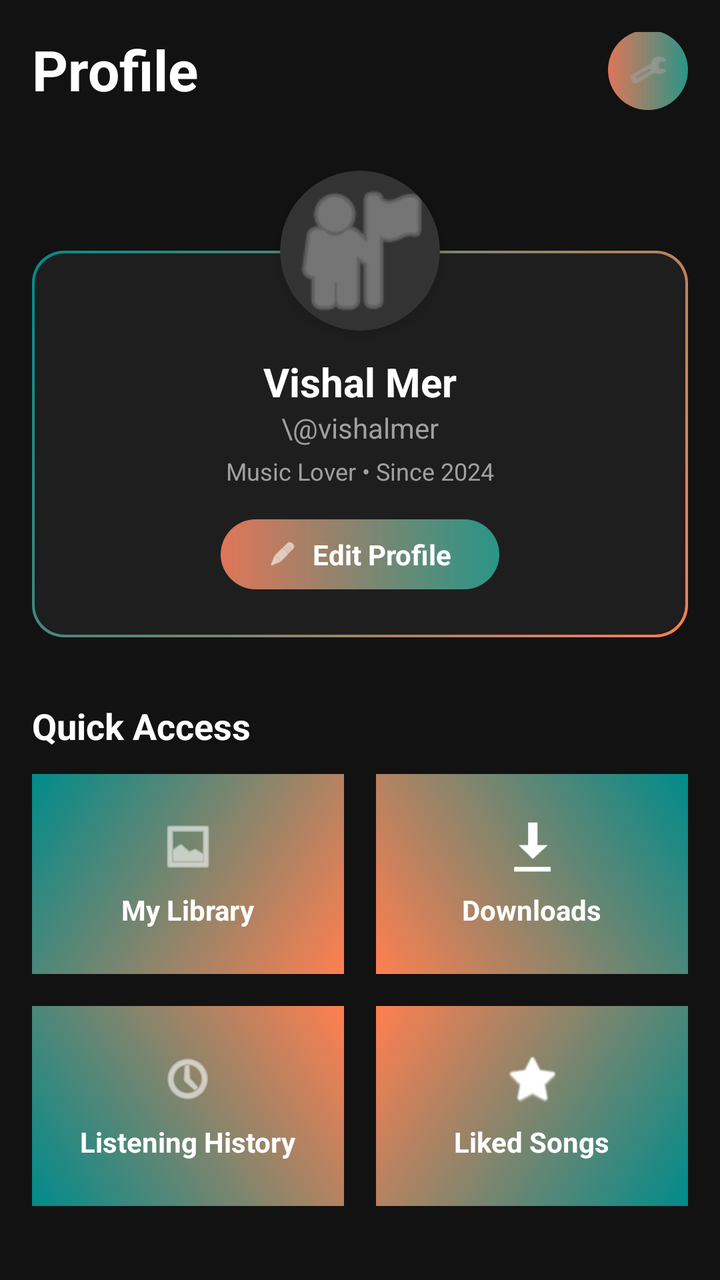
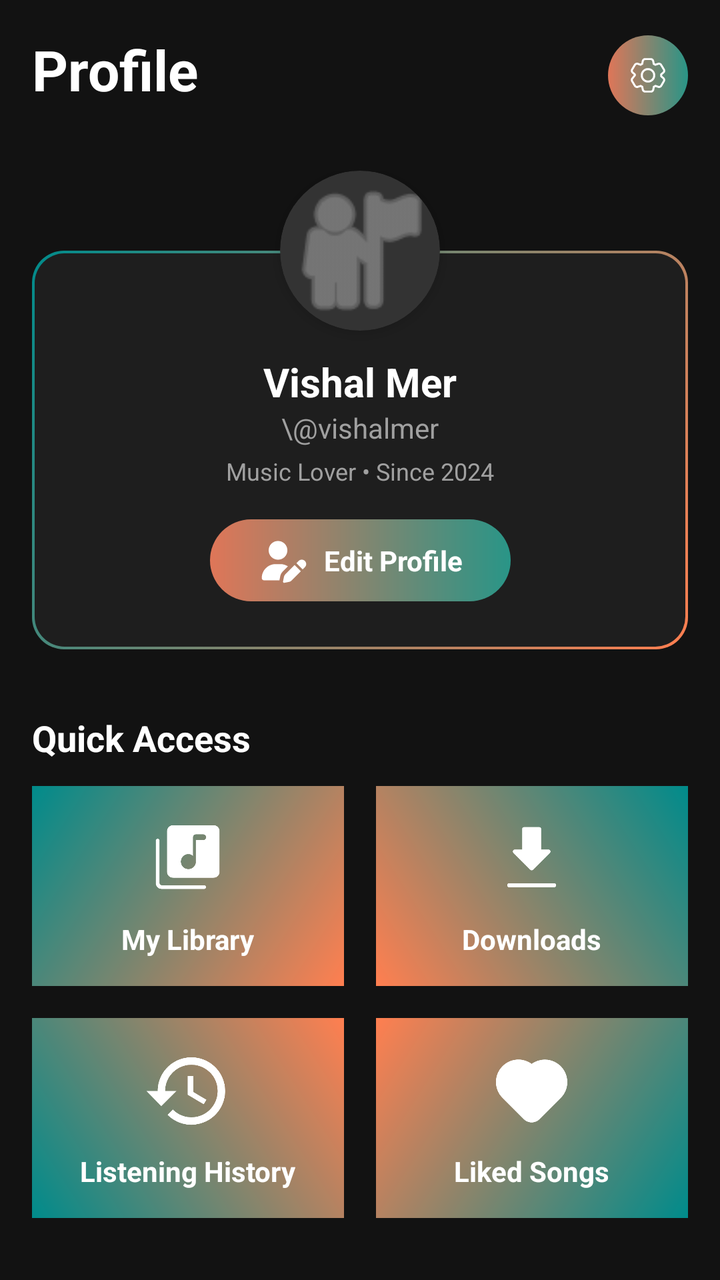

Before-and-after screenshots of an Android layout around one commit, followed by the original layout XML and the change that was made.
<!-- AndroidManifest.xml: application theme Theme.ViBePlayer -->
<!-- res/layout/fragment_profile.xml -->
<?xml version="1.0" encoding="utf-8"?>
<androidx.core.widget.NestedScrollView xmlns:android="http://schemas.android.com/apk/res/android"
    xmlns:app="http://schemas.android.com/apk/res-auto"
    xmlns:tools="http://schemas.android.com/tools"
    android:layout_width="match_parent"
    android:layout_height="match_parent"
    android:background="@color/vibe_black"
    android:clipToPadding="false"
    android:paddingBottom="120dp">

    <androidx.constraintlayout.widget.ConstraintLayout
        android:layout_width="match_parent"
        android:layout_height="wrap_content"
        android:padding="16dp">

        <TextView
            android:id="@+id/txtProfileTitle"
            android:layout_width="wrap_content"
            android:layout_height="wrap_content"
            android:text="Profile"
            android:textColor="@color/white"
            android:textSize="28sp"
            android:textStyle="bold"
            app:layout_constraintStart_toStartOf="parent"
            app:layout_constraintTop_toTopOf="parent" />

        <FrameLayout
            android:id="@+id/btnSettings"
            android:layout_width="40dp"
            android:layout_height="40dp"
            android:background="@drawable/bg_chip_outline"
            app:layout_constraintBottom_toBottomOf="@id/txtProfileTitle"
            app:layout_constraintEnd_toEndOf="parent"
            app:layout_constraintTop_toTopOf="@id/txtProfileTitle">

            <ImageView
                android:layout_width="20dp"
                android:layout_height="20dp"
                android:layout_gravity="center"
                android:src="@android:drawable/ic_menu_manage"
                app:tint="#A0A0A0" />
        </FrameLayout>

        <androidx.constraintlayout.widget.ConstraintLayout
            android:id="@+id/layoutProfileCard"
            android:layout_width="match_parent"
            android:layout_height="wrap_content"
            android:layout_marginTop="32dp"
            app:layout_constraintTop_toBottomOf="@id/txtProfileTitle">

            <View
                android:id="@+id/cardBackground"
                android:layout_width="match_parent"
                android:layout_height="0dp"
                android:background="@drawable/bg_profile_card_border"
                app:layout_constraintBottom_toBottomOf="parent"
                app:layout_constraintTop_toBottomOf="@+id/guidelineAvatarCenter" />

            <androidx.constraintlayout.widget.Guideline
                android:id="@+id/guidelineAvatarCenter"
                android:layout_width="wrap_content"
                android:layout_height="wrap_content"
                android:orientation="horizontal"
                app:layout_constraintGuide_begin="40dp" />

            <androidx.cardview.widget.CardView
                android:id="@+id/cardAvatar"
                android:layout_width="80dp"
                android:layout_height="80dp"
                app:cardBackgroundColor="#333333"
                app:cardCornerRadius="40dp"
                app:cardElevation="4dp"
                app:layout_constraintEnd_toEndOf="parent"
                app:layout_constraintStart_toStartOf="parent"
                app:layout_constraintTop_toTopOf="parent">

                <ImageView
                    android:id="@+id/imgAvatar"
                    android:layout_width="match_parent"
                    android:layout_height="match_parent"
                    android:scaleType="centerCrop"
                    android:src="@android:drawable/ic_menu_myplaces"
                    app:tint="#A0A0A0" />
            </androidx.cardview.widget.CardView>

            <TextView
                android:id="@+id/txtUserName"
                android:layout_width="wrap_content"
                android:layout_height="wrap_content"
                android:layout_marginTop="12dp"
                android:text="Vishal Mer"
                android:textColor="@color/white"
                android:textSize="20sp"
                android:textStyle="bold"
                app:layout_constraintEnd_toEndOf="parent"
                app:layout_constraintStart_toStartOf="parent"
                app:layout_constraintTop_toBottomOf="@id/cardAvatar" />

            <TextView
                android:id="@+id/txtUserHandle"
                android:layout_width="wrap_content"
                android:layout_height="wrap_content"
                android:text="\@vishalmer"
                android:textColor="#A0A0A0"
                android:textSize="14sp"
                app:layout_constraintEnd_toEndOf="parent"
                app:layout_constraintStart_toStartOf="parent"
                app:layout_constraintTop_toBottomOf="@id/txtUserName" />

            <TextView
                android:id="@+id/txtUserSubtitle"
                android:layout_width="wrap_content"
                android:layout_height="wrap_content"
                android:layout_marginTop="4dp"
                android:text="Music Lover • Since 2024"
                android:textColor="#A0A0A0"
                android:textSize="12sp"
                app:layout_constraintEnd_toEndOf="parent"
                app:layout_constraintStart_toStartOf="parent"
                app:layout_constraintTop_toBottomOf="@id/txtUserHandle" />

            <LinearLayout
                android:id="@+id/btnEditProfile"
                android:layout_width="wrap_content"
                android:layout_height="wrap_content"
                android:layout_marginTop="16dp"
                android:layout_marginBottom="24dp"
                android:background="@drawable/bg_chip_outline"
                android:gravity="center"
                android:orientation="horizontal"
                android:paddingHorizontal="24dp"
                android:paddingVertical="8dp"
                app:layout_constraintBottom_toBottomOf="parent"
                app:layout_constraintEnd_toEndOf="parent"
                app:layout_constraintStart_toStartOf="parent"
                app:layout_constraintTop_toBottomOf="@id/txtUserSubtitle">

                <ImageView
                    android:layout_width="14dp"
                    android:layout_height="14dp"
                    android:src="@android:drawable/ic_menu_edit"
                    app:tint="@color/white" />

                <TextView
                    android:layout_width="wrap_content"
                    android:layout_height="wrap_content"
                    android:layout_marginStart="8dp"
                    android:text="Edit Profile"
                    android:textColor="@color/white"
                    android:textSize="14sp"
                    android:textStyle="bold" />
            </LinearLayout>
        </androidx.constraintlayout.widget.ConstraintLayout>

        <TextView
            android:id="@+id/txtQuickAccess"
            android:layout_width="wrap_content"
            android:layout_height="wrap_content"
            android:layout_marginTop="32dp"
            android:text="Quick Access"
            android:textColor="@color/white"
            android:textSize="18sp"
            android:textStyle="bold"
            app:layout_constraintStart_toStartOf="parent"
            app:layout_constraintTop_toBottomOf="@id/layoutProfileCard" />

        <LinearLayout
            android:id="@+id/gridRow1"
            android:layout_width="match_parent"
            android:layout_height="100dp"
            android:layout_marginTop="12dp"
            android:orientation="horizontal"
            app:layout_constraintTop_toBottomOf="@id/txtQuickAccess">

            <LinearLayout
                android:layout_width="0dp"
                android:layout_height="match_parent"
                android:layout_marginEnd="8dp"
                android:layout_weight="1"
                android:background="@drawable/bg_gradient_tl_to_br"
                android:gravity="center"
                android:orientation="vertical">

                <ImageView
                    android:layout_width="28dp"
                    android:layout_height="28dp"
                    android:src="@android:drawable/ic_menu_gallery"
                    app:tint="@color/white" />

                <TextView
                    android:layout_width="wrap_content"
                    android:layout_height="wrap_content"
                    android:layout_marginTop="8dp"
                    android:text="My Library"
                    android:textColor="@color/white"
                    android:textSize="14sp"
                    android:textStyle="bold" />
            </LinearLayout>

            <LinearLayout
                android:layout_width="0dp"
                android:layout_height="match_parent"
                android:layout_marginStart="8dp"
                android:layout_weight="1"
                android:background="@drawable/bg_gradient_tr_to_bl"
                android:gravity="center"
                android:orientation="vertical">

                <ImageView
                    android:layout_width="28dp"
                    android:layout_height="28dp"
                    android:src="@android:drawable/stat_sys_download"
                    app:tint="@color/white" />

                <TextView
                    android:layout_width="wrap_content"
                    android:layout_height="wrap_content"
                    android:layout_marginTop="8dp"
                    android:text="Downloads"
                    android:textColor="@color/white"
                    android:textSize="14sp"
                    android:textStyle="bold" />
            </LinearLayout>
        </LinearLayout>

        <LinearLayout
            android:id="@+id/gridRow2"
            android:layout_width="match_parent"
            android:layout_height="100dp"
            android:layout_marginTop="16dp"
            android:orientation="horizontal"
            app:layout_constraintTop_toBottomOf="@id/gridRow1">

            <LinearLayout
                android:layout_width="0dp"
                android:layout_height="match_parent"
                android:layout_marginEnd="8dp"
                android:layout_weight="1"
                android:background="@drawable/bg_gradient_bl_to_tr"
                android:gravity="center"
                android:orientation="vertical">

                <ImageView
                    android:layout_width="28dp"
                    android:layout_height="28dp"
                    android:src="@android:drawable/ic_menu_recent_history"
                    app:tint="@color/white" />

                <TextView
                    android:layout_width="wrap_content"
                    android:layout_height="wrap_content"
                    android:layout_marginTop="8dp"
                    android:text="Listening History"
                    android:textColor="@color/white"
                    android:textSize="14sp"
                    android:textStyle="bold" />
            </LinearLayout>

            <LinearLayout
                android:layout_width="0dp"
                android:layout_height="match_parent"
                android:layout_marginStart="8dp"
                android:layout_weight="1"
                android:background="@drawable/bg_gradient_br_to_tl"
                android:gravity="center"
                android:orientation="vertical">

                <ImageView
                    android:layout_width="28dp"
                    android:layout_height="28dp"
                    android:src="@android:drawable/btn_star_big_on"
                    app:tint="@color/white" />

                <TextView
                    android:layout_width="wrap_content"
                    android:layout_height="wrap_content"
                    android:layout_marginTop="8dp"
                    android:text="Liked Songs"
                    android:textColor="@color/white"
                    android:textSize="14sp"
                    android:textStyle="bold" />
            </LinearLayout>
        </LinearLayout>

        <TextView
            android:id="@+id/txtMostPlayed"
            android:layout_width="wrap_content"
            android:layout_height="wrap_content"
            android:layout_marginTop="32dp"
            android:text="Most Played"
            android:textColor="@color/white"
            android:textSize="18sp"
            android:textStyle="bold"
            app:layout_constraintStart_toStartOf="parent"
            app:layout_constraintTop_toBottomOf="@id/gridRow2" />

        <androidx.recyclerview.widget.RecyclerView
            android:id="@+id/rvMostPlayedProfile"
            android:layout_width="match_parent"
            android:layout_height="wrap_content"
            android:layout_marginTop="12dp"
            android:clipToPadding="false"
            android:orientation="horizontal"
            app:layoutManager="androidx.recyclerview.widget.LinearLayoutManager"
            app:layout_constraintTop_toBottomOf="@id/txtMostPlayed"
            tools:itemCount="5"
            tools:listitem="@layout/item_song_card_square" />

    </androidx.constraintlayout.widget.ConstraintLayout>
</androidx.core.widget.NestedScrollView>
<!-- res/layout/item_song_card_square.xml (included above) -->
<?xml version="1.0" encoding="utf-8"?>
<LinearLayout xmlns:android="http://schemas.android.com/apk/res/android"
    xmlns:app="http://schemas.android.com/apk/res-auto"
    android:layout_width="140dp"
    android:layout_height="wrap_content"
    android:layout_marginEnd="16dp"
    android:orientation="vertical"
    android:background="@android:color/transparent">

    <androidx.cardview.widget.CardView
        android:layout_width="140dp"
        android:layout_height="140dp"
        app:cardCornerRadius="12dp"
        app:cardElevation="0dp"
        app:cardBackgroundColor="#1E1E1E"> <ImageView
        android:id="@+id/imgSquareArt"
        android:layout_width="match_parent"
        android:layout_height="match_parent"
        android:scaleType="centerCrop"
        android:src="@android:drawable/ic_menu_gallery" />

    </androidx.cardview.widget.CardView>

    <TextView
        android:id="@+id/txtSquareTitle"
        android:layout_width="match_parent"
        android:layout_height="wrap_content"
        android:layout_marginTop="8dp"
        android:layout_marginBottom="8dp"
        android:ellipsize="marquee"
        android:singleLine="true"
        android:marqueeRepeatLimit="marquee_forever"
        android:text="Song Title"
        android:textColor="@color/white"
        android:textSize="14sp"
        android:textStyle="bold"
        android:gravity="center_horizontal" />

</LinearLayout>
<!-- resources referenced by this layout -->
<resources>
  <!-- unchanged entries left out for length: 10 -->
</resources>

<!-- the commit's change to res/layout/fragment_profile.xml (unified diff, before → after) -->
@@ -28,6 +28,7 @@
             android:id="@+id/btnSettings"
             android:layout_width="40dp"
             android:layout_height="40dp"
+            android:layout_marginTop="6dp"
             android:background="@drawable/bg_chip_outline"
             app:layout_constraintBottom_toBottomOf="@id/txtProfileTitle"
             app:layout_constraintEnd_toEndOf="parent"
@@ -37,8 +38,8 @@
                 android:layout_width="20dp"
                 android:layout_height="20dp"
                 android:layout_gravity="center"
-                android:src="@android:drawable/ic_menu_manage"
-                app:tint="#A0A0A0" />
+                android:src="@drawable/ic_settings"
+                app:tint="#ffffff" />
         </FrameLayout>
 
         <androidx.constraintlayout.widget.ConstraintLayout
@@ -136,9 +137,9 @@
                 app:layout_constraintTop_toBottomOf="@id/txtUserSubtitle">
 
                 <ImageView
-                    android:layout_width="14dp"
-                    android:layout_height="14dp"
-                    android:src="@android:drawable/ic_menu_edit"
+                    android:layout_width="25dp"
+                    android:layout_height="25dp"
+                    android:src="@drawable/ic_user_edit"
                     app:tint="@color/white" />
 
                 <TextView
@@ -182,9 +183,9 @@
                 android:orientation="vertical">
 
                 <ImageView
-                    android:layout_width="28dp"
-                    android:layout_height="28dp"
-                    android:src="@android:drawable/ic_menu_gallery"
+                    android:layout_width="45dp"
+                    android:layout_height="45dp"
+                    android:src="@drawable/ic_music_library"
                     app:tint="@color/white" />
 
                 <TextView
@@ -207,9 +208,9 @@
                 android:orientation="vertical">
 
                 <ImageView
-                    android:layout_width="28dp"
-                    android:layout_height="28dp"
-                    android:src="@android:drawable/stat_sys_download"
+                    android:layout_width="45dp"
+                    android:layout_height="45dp"
+                    android:src="@drawable/ic_download"
                     app:tint="@color/white" />
 
                 <TextView
@@ -241,9 +242,9 @@
                 android:orientation="vertical">
 
                 <ImageView
-                    android:layout_width="28dp"
-                    android:layout_height="28dp"
-                    android:src="@android:drawable/ic_menu_recent_history"
+                    android:layout_width="45dp"
+                    android:layout_height="45dp"
+                    android:src="@drawable/ic_recent"
                     app:tint="@color/white" />
 
                 <TextView
@@ -266,9 +267,9 @@
                 android:orientation="vertical">
 
                 <ImageView
-                    android:layout_width="28dp"
-                    android:layout_height="28dp"
-                    android:src="@android:drawable/btn_star_big_on"
+                    android:layout_width="45dp"
+                    android:layout_height="45dp"
+                    android:src="@drawable/ic_heart_fill"
                     app:tint="@color/white" />
 
                 <TextView
<!-- resource entries referenced after the edit -->
@@ -1,5 +1,71 @@
 <!-- resources referenced by this layout -->
 <resources>
+  <!-- drawable ic_download (drawable) -->
+  <vector xmlns:android="http://schemas.android.com/apk/res/android"
+      android:width="45dp"
+      android:height="45dp"
+      android:viewportWidth="45"
+      android:viewportHeight="45">
+    <path
+        android:pathData="M22.5,7.5H26.25V18.75H30.938L22.5,27.188M22.5,7.5H18.75V18.75H14.063L22.5,27.188"
+        android:fillColor="#ffffff"/>
+    <path
+        android:pathData="M22.5,7.5H26.25V18.75H30.938L22.5,27.188L14.063,18.75H18.75V7.5H22.5Z"
+        android:strokeLineJoin="round"
+        android:strokeWidth="2"
+        android:fillColor="#00000000"
+        android:strokeColor="#ffffff"
+        android:strokeLineCap="round"/>
+    <path
+        android:pathData="M11.25,35.625H33.75"
+        android:strokeLineJoin="round"
+        android:strokeWidth="2"
+        android:fillColor="#00000000"
+        android:strokeColor="#ffffff"
+        android:strokeLineCap="round"/>
+  </vector>
+  <!-- drawable ic_heart_fill (drawable) -->
+  <vector xmlns:android="http://schemas.android.com/apk/res/android"
+      android:width="20dp"
+      android:height="20dp"
+      android:viewportWidth="20"
+      android:viewportHeight="20">
+    <path
+        android:pathData="M3.518,4.47C4.361,3.627 5.477,3.113 6.666,3.02C7.854,2.928 9.037,3.263 10,3.965C11.018,3.229 12.275,2.902 13.523,3.051C14.77,3.199 15.916,3.811 16.732,4.766C17.549,5.72 17.976,6.947 17.93,8.202C17.884,9.457 17.367,10.649 16.482,11.541L11.767,16.255C11.299,16.724 10.663,16.987 10,16.987C9.337,16.987 8.701,16.724 8.232,16.255L3.518,11.542C2.581,10.604 2.054,9.332 2.054,8.006C2.054,6.68 2.581,5.408 3.518,4.47Z"
+        android:fillColor="#FF4400"
+        android:fillType="evenOdd"/>
+  </vector>
+  <!-- drawable ic_music_library (drawable) -->
+  <vector xmlns:android="http://schemas.android.com/apk/res/android"
+      android:width="45dp"
+      android:height="45dp"
+      android:viewportWidth="45"
+      android:viewportHeight="45">
+    <path
+        android:pathData="M22.86,27.548C23.909,27.548 24.796,27.185 25.522,26.46C26.249,25.735 26.611,24.847 26.61,23.798V13.054H30.289C30.676,13.054 31.014,12.916 31.301,12.641C31.587,12.366 31.731,12.023 31.731,11.61C31.731,11.222 31.587,10.886 31.299,10.599C31.012,10.313 30.674,10.169 30.287,10.168H26.612C26.224,10.168 25.887,10.312 25.599,10.599C25.312,10.887 25.168,11.224 25.168,11.612V21.058C24.858,20.721 24.511,20.468 24.126,20.301C23.742,20.132 23.32,20.048 22.86,20.048C21.813,20.048 20.926,20.411 20.199,21.137C19.473,21.863 19.111,22.751 19.112,23.799C19.113,24.848 19.476,25.735 20.199,26.46C20.923,27.185 21.809,27.548 22.86,27.548ZM15.216,31.875C14.352,31.875 13.631,31.586 13.054,31.009C12.476,30.431 12.188,29.711 12.188,28.847V8.653C12.188,7.791 12.477,7.07 13.056,6.491C13.634,5.912 14.355,5.624 15.217,5.625H35.409C36.272,5.625 36.993,5.914 37.571,6.491C38.15,7.069 38.439,7.789 38.438,8.653V28.847C38.438,29.709 38.149,30.429 37.571,31.007C36.994,31.584 36.272,31.874 35.408,31.875H15.216ZM9.591,37.5C8.727,37.5 8.006,37.211 7.429,36.634C6.851,36.056 6.563,35.336 6.563,34.472V13.341C6.563,13.074 6.652,12.852 6.831,12.673C7.009,12.494 7.233,12.405 7.5,12.405C7.767,12.405 7.991,12.494 8.169,12.673C8.348,12.852 8.438,13.075 8.438,13.342V34.472C8.438,34.759 8.557,35.024 8.797,35.265C9.038,35.506 9.302,35.626 9.591,35.625H30.722C30.988,35.625 31.211,35.714 31.389,35.893C31.568,36.072 31.658,36.295 31.659,36.563C31.661,36.83 31.571,37.053 31.389,37.232C31.208,37.411 30.986,37.5 30.722,37.5H9.591Z"
+        android:fillColor="#ffffff"/>
+  </vector>
+  <!-- drawable ic_recent (drawable) -->
+  <vector xmlns:android="http://schemas.android.com/apk/res/android"
+      android:width="45dp"
+      android:height="45dp"
+      android:viewportWidth="45"
+      android:viewportHeight="45">
+    <path
+        android:pathData="M25.313,15H22.5V24.375L30.525,29.138L31.875,26.869L25.313,22.969V15ZM24.375,5.625C19.899,5.625 15.607,7.403 12.443,10.568C9.278,13.732 7.5,18.024 7.5,22.5H1.875L9.3,30.056L16.875,22.5H11.25C11.25,19.019 12.633,15.681 15.094,13.219C17.556,10.758 20.894,9.375 24.375,9.375C27.856,9.375 31.194,10.758 33.656,13.219C36.117,15.681 37.5,19.019 37.5,22.5C37.5,25.981 36.117,29.319 33.656,31.781C31.194,34.242 27.856,35.625 24.375,35.625C20.756,35.625 17.475,34.144 15.113,31.763L12.45,34.425C14.009,36.001 15.867,37.25 17.914,38.1C19.962,38.95 22.158,39.383 24.375,39.375C28.851,39.375 33.143,37.597 36.307,34.432C39.472,31.268 41.25,26.976 41.25,22.5C41.25,18.024 39.472,13.732 36.307,10.568C33.143,7.403 28.851,5.625 24.375,5.625Z"
+        android:fillColor="#ffffff"/>
+  </vector>
+  <!-- drawable ic_settings: vector/xml drawable (drawable, 2236 chars, omitted) -->
+  <!-- drawable ic_user_edit (drawable) -->
+  <vector xmlns:android="http://schemas.android.com/apk/res/android"
+      android:width="24dp"
+      android:height="24dp"
+      android:viewportWidth="24"
+      android:viewportHeight="24">
+    <path
+        android:pathData="M9.604,11.7C12.09,11.7 14.104,9.686 14.104,7.2C14.104,4.714 12.09,2.7 9.604,2.7C7.117,2.7 5.104,4.714 5.104,7.2C5.104,9.686 7.117,11.7 9.604,11.7ZM8.49,13.8C4.796,13.8 1.804,16.792 1.804,20.486C1.804,21.101 2.302,21.6 2.917,21.6H10.286L10.695,19.556C10.856,18.743 11.257,17.996 11.842,17.411L14.366,14.887C13.316,14.201 12.064,13.804 10.714,13.804H8.486L8.49,13.8ZM12.461,19.909L12.015,22.144C12.007,22.177 12.004,22.215 12.004,22.253C12.004,22.552 12.248,22.8 12.551,22.8C12.589,22.8 12.623,22.796 12.66,22.789L14.895,22.343C15.36,22.249 15.788,22.02 16.121,21.686L20.58,17.228L17.58,14.227L13.121,18.686C12.788,19.02 12.559,19.448 12.465,19.913L12.461,19.909ZM22.504,15.296C23.333,14.467 23.333,13.125 22.504,12.296C21.675,11.467 20.333,11.467 19.504,12.296L18.424,13.376L21.424,16.376L22.504,15.296Z"
+        android:fillColor="#ffffff"/>
+  </vector>
   <!-- unchanged entries left out for length: 10 -->
 </resources>
 
